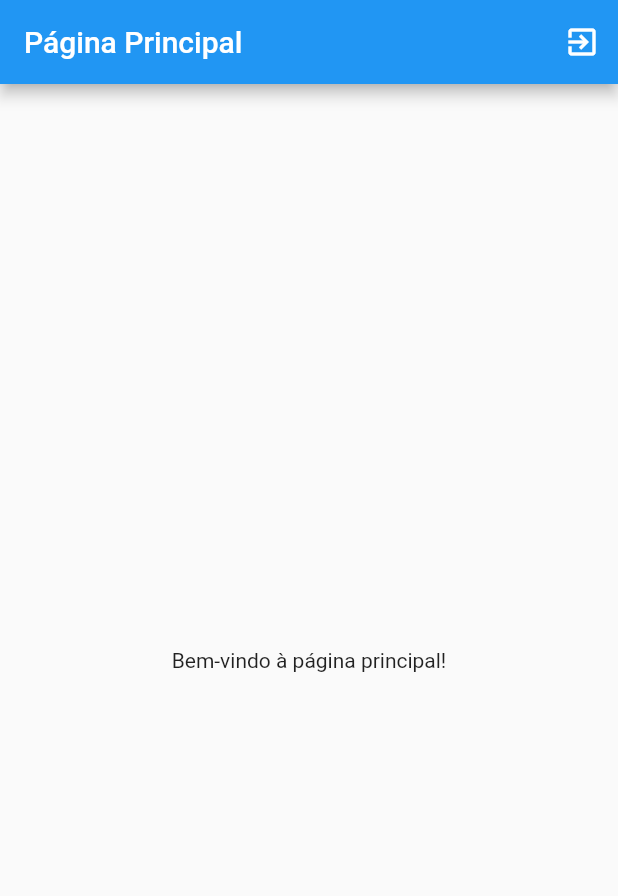
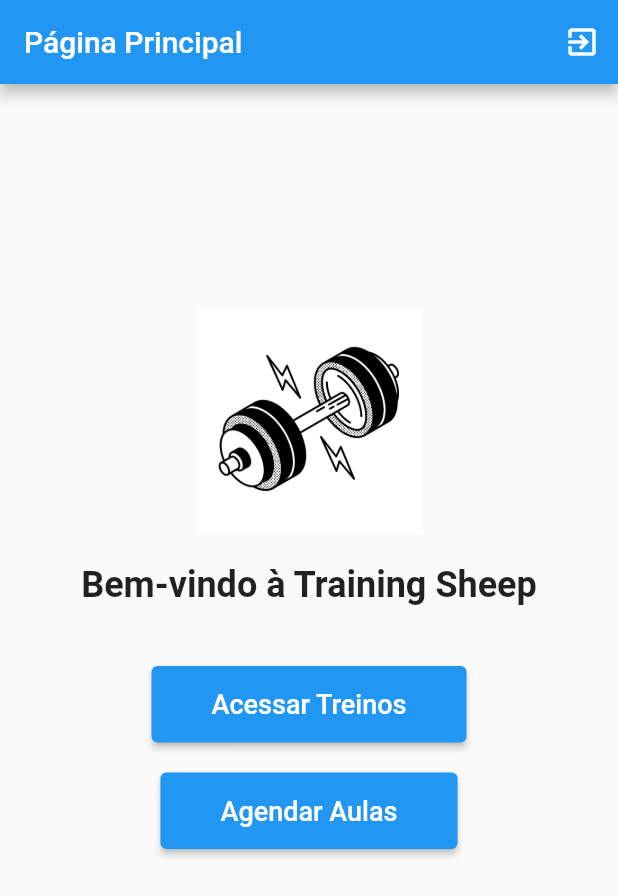
Before and after one commit to luizeduardom/training_sheep_app, a Flutter app: the PaginaPrincipal screen opened directly, on a phone screen of 412 x 824 dp. Shown: the top 896 px of the screen. Run offline on Flutter 3.47's test engine with Material 2 defaults, Android fonts, the phone set to English and light mode, and no system bars; our stand-ins replace firebase_auth, firebase_core; accounts and stored records are empty.

Commit message:
Página inicial com algumas funcionalidades

```diff
--- a/lib/LoginPage.dart
+++ b/lib/LoginPage.dart
@@ -1,9 +1,8 @@
-import 'package:cloud_firestore/cloud_firestore.dart';
+
 import 'package:flutter/material.dart';
 import 'package:firebase_auth/firebase_auth.dart';
 
 import 'PaginaPrincipal.dart';
-import 'SplashScreen.dart';
 import 'containers/dialogGen.dart';
 
 class LoginPage extends StatefulWidget {
--- a/lib/PaginaPrincipal.dart
+++ b/lib/PaginaPrincipal.dart
@@ -1,11 +1,8 @@
 
-import 'package:firebase_auth/firebase_auth.dart';
 import 'package:flutter/material.dart';
 import 'package:training_sheet_app/LoginPage.dart';
-import 'package:training_sheet_app/containers/dialogGen.dart';
 
 class PaginaPrincipal extends StatelessWidget {
-  final FirebaseAuth _auth = FirebaseAuth.instance;
 
   void signOut(BuildContext context) async {
     try {
@@ -48,8 +45,65 @@ class PaginaPrincipal extends StatelessWidget {
           ),
         ],
       ),
-      body: const Center(
-        child: Text('Bem-vindo à página principal!'),
+      body: SingleChildScrollView(
+        child: Container(
+          alignment: Alignment.center,
+          margin: EdgeInsets.only(top: 150),
+          child: Column(
+            mainAxisAlignment: MainAxisAlignment.center,
+            crossAxisAlignment: CrossAxisAlignment.center,
+            children: [
+              Image.asset(
+                'assets/icon/logo_training_sheet.png',
+                width: 150,
+                height: 150,
+              ),
+              const SizedBox(height: 20),
+              const Text(
+                'Bem-vindo à Training Sheep',
+                style: TextStyle(
+                  fontSize: 24,
+                  fontWeight: FontWeight.bold,
+                ),
+              ),
+              const SizedBox(height: 40),
+              ElevatedButton(
+                onPressed: () {
+                  // Implemente a funcionalidade para acessar os treinos
+                },
+                style: ElevatedButton.styleFrom(
+                  backgroundColor: Theme.of(context).primaryColor,
+                  foregroundColor: Colors.white,
+                  padding: const EdgeInsets.symmetric(horizontal: 40, vertical: 15),
+                ),
+                child: const Text(
+                  'Acessar Treinos',
+                  style: TextStyle(
+                    fontSize: 18,
+                  ),
+                ),
+              ),
+              const SizedBox(height: 20),
+              ElevatedButton(
+                onPressed: () {
+                  // Implemente a funcionalidade para agendar aulas
+                },
+                style: ElevatedButton.styleFrom(
+                  backgroundColor: Theme.of(context).primaryColor,
+                  foregroundColor: Colors.white,
+                  padding: const EdgeInsets.symmetric(horizontal: 40, vertical: 15),
+                ),
+                child: const Text(
+                  'Agendar Aulas',
+                  style: TextStyle(
+                    fontSize: 18,
+                  ),
+                ),
+              ),
+
+            ],
+          ),
+        ),
       ),
     );
   }
```
Also changed, not shown: 1 other file.
